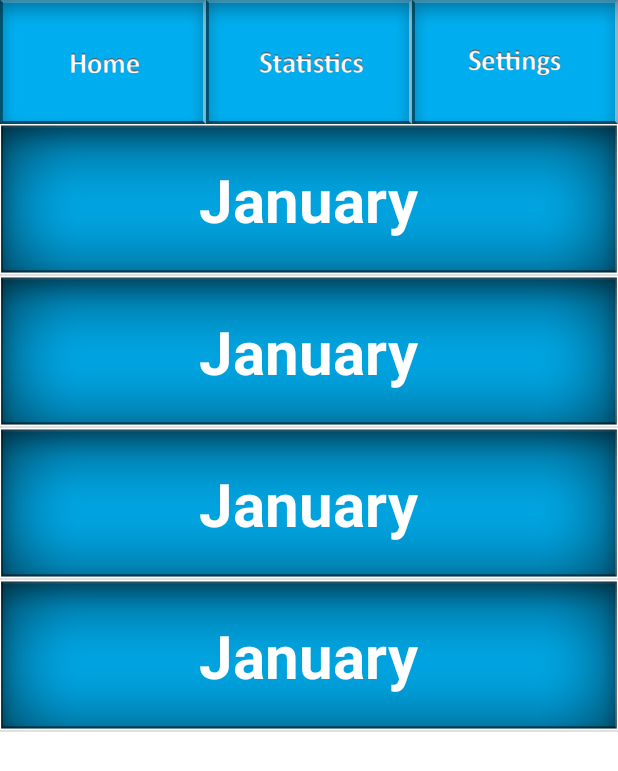
After one commit to IcyTheOne/Work0905, an Android app: the fragment AllTimeFragment placed in its activity, on a phone screen of 412 x 824 dp. The commit adds this screen. Shown: the top 771 px of the screen. Run offline under Robolectric (Android 15) with nearby library versions, the phone set to English and light mode, and no system bars.

Commit message:
ListView Added to the Alltime Page

```diff
--- a/app/build.gradle
+++ b/app/build.gradle
@@ -27,4 +27,5 @@ dependencies {
     androidTestImplementation 'androidx.test:runner:1.2.0'
     androidTestImplementation 'androidx.test.espresso:espresso-core:3.2.0'
     implementation files('libs/mysql-connector-java-5.1.48.jar')
+    implementation 'androidx.recyclerview:recyclerview:1.0.0'
 }
--- /dev/null
+++ b/app/src/main/java/com/example/work0905/AllTimeFragment.java
@@ -0,0 +1,42 @@
+package com.example.work0905;
+
+import android.media.Image;
+import android.os.Bundle;
+import android.view.LayoutInflater;
+import android.view.View;
+import android.view.ViewGroup;
+import android.widget.ArrayAdapter;
+import android.widget.ListAdapter;
+import android.widget.ListView;
+
+
+import androidx.annotation.NonNull;
+import androidx.annotation.Nullable;
+import androidx.fragment.app.Fragment;
+
+import java.util.ArrayList;
+
+
+public class AllTimeFragment extends Fragment {
+    public View onCreateView(@NonNull LayoutInflater inflater, @Nullable ViewGroup container, @Nullable Bundle savedInstanceState) {
+        View view = inflater.inflate(R.layout.fragment_all_time, container, false);
+
+        ListView listView = view.findViewById(R.id.all_time_listview);
+
+        LoggedMonths jan = new LoggedMonths("January");
+        LoggedMonths jan1 = new LoggedMonths("January");
+        LoggedMonths jan2 = new LoggedMonths("January");
+        LoggedMonths jan3 = new LoggedMonths("January");
+
+        ArrayList<LoggedMonths> loggedMonthsList = new ArrayList<>();
+        loggedMonthsList.add(jan);
+        loggedMonthsList.add(jan1);
+        loggedMonthsList.add(jan2);
+        loggedMonthsList.add(jan3);
+
+        LoggedMonthsAdapter adapter = new LoggedMonthsAdapter(getContext(), R.layout.custom_listview, loggedMonthsList);
+        listView.setAdapter(adapter);
+
+        return view;
+    }
+}
--- /dev/null
+++ b/app/src/main/java/com/example/work0905/LoggedMonths.java
@@ -0,0 +1,17 @@
+package com.example.work0905;
+
+public class LoggedMonths {
+    private String month;
+
+    public LoggedMonths(String month) {
+        this.month = month;
+    }
+
+    public String getMonth() {
+        return month;
+    }
+
+    public void setMonth(String month) {
+        this.month = month;
+    }
+}
--- /dev/null
+++ b/app/src/main/java/com/example/work0905/LoggedMonthsAdapter.java
@@ -0,0 +1,44 @@
+package com.example.work0905;
+
+import android.content.Context;
+import android.view.LayoutInflater;
+import android.view.View;
+import android.view.ViewGroup;
+import android.widget.ArrayAdapter;
+import android.widget.TextView;
+
+import androidx.annotation.NonNull;
+import androidx.annotation.Nullable;
+
+import org.w3c.dom.Text;
+
+import java.util.ArrayList;
+import java.util.List;
+
+public class LoggedMonthsAdapter extends ArrayAdapter<LoggedMonths> {
+
+    private Context mContext;
+    private int mResource;
+
+    public LoggedMonthsAdapter(@NonNull Context context, int resource, @NonNull ArrayList<LoggedMonths> objects) {
+        super(context, resource, objects);
+        mContext = context;
+        mResource = resource;
+    }
+
+    @NonNull
+    @Override
+    public View getView(int position, @Nullable View convertView, @NonNull ViewGroup parent) {
+        String month = getItem(position).getMonth();
+
+        LoggedMonths months = new LoggedMonths(month);
+
+        LayoutInflater inflater = LayoutInflater.from(mContext);
+        convertView = inflater.inflate(mResource, parent, false);
+
+        TextView tvMonth = convertView.findViewById(R.id.month_listview);
+
+        tvMonth.setText(month);
+        return convertView;
+    }
+}
--- a/app/src/main/res/layout/custom_listview.xml
+++ b/app/src/main/res/layout/custom_listview.xml
@@ -1,30 +1,24 @@
 <?xml version="1.0" encoding="utf-8"?>
-<androidx.constraintlayout.widget.ConstraintLayout xmlns:android="http://schemas.android.com/apk/res/android"
-    android:layout_width="match_parent"
+<RelativeLayout android:layout_width="match_parent"
     android:layout_height="match_parent"
-    xmlns:app="http://schemas.android.com/apk/res-auto">
+    xmlns:app="http://schemas.android.com/apk/res-auto"
+    xmlns:android="http://schemas.android.com/apk/res/android">
 
-    <ImageButton
+    <ImageView
         android:id="@+id/listview_bar"
         android:contentDescription="@string/listview_cd"
         android:background="@drawable/listview_design"
         app:layout_constraintStart_toStartOf="parent"
-        app:layout_constraintTop_toTopOf="parent"
-        app:layout_constraintEnd_toEndOf="parent"
-        android:layout_width="match_parent"
-        android:layout_height="0dp"
-        app:layout_constraintHeight_percent="0.15"/>
+         android:layout_width="match_parent"
+        android:layout_height="100dp"/>
 
         <TextView
+            android:layout_marginTop="23dp"
+            android:layout_centerHorizontal="true"
             android:id="@+id/month_listview"
             android:layout_width="wrap_content"
             android:layout_height="wrap_content"
             android:textSize="40sp"
             android:textColor="#FFF"
-            android:textStyle="bold"
-            app:layout_constraintEnd_toEndOf="@+id/listview_bar"
-            app:layout_constraintStart_toStartOf="@+id/listview_bar"
-            app:layout_constraintTop_toTopOf="@+id/listview_bar"
-            app:layout_constraintBottom_toBottomOf="@+id/listview_bar"/>
-
-</androidx.constraintlayout.widget.ConstraintLayout>
+            android:textStyle="bold" />
+</RelativeLayout>
--- /dev/null
+++ b/app/src/main/res/layout/fragment_all_time.xml
@@ -0,0 +1,16 @@
+<?xml version="1.0" encoding="utf-8"?>
+<androidx.constraintlayout.widget.ConstraintLayout xmlns:android="http://schemas.android.com/apk/res/android"
+    xmlns:tools="http://schemas.android.com/tools"
+    android:layout_width="match_parent"
+    android:layout_height="match_parent"
+    tools:context=".AllTimeFragment"
+    android:background="#FFF">
+
+    <ListView
+        android:layout_width="match_parent"
+        android:layout_height="match_parent"
+        android:id="@+id/all_time_listview"/>
+
+
+
+</androidx.constraintlayout.widget.ConstraintLayout>
```
Also changed, not shown: app/src/main/java/com/example/work0905/StatsFragment.java (+28 -1 lines).
